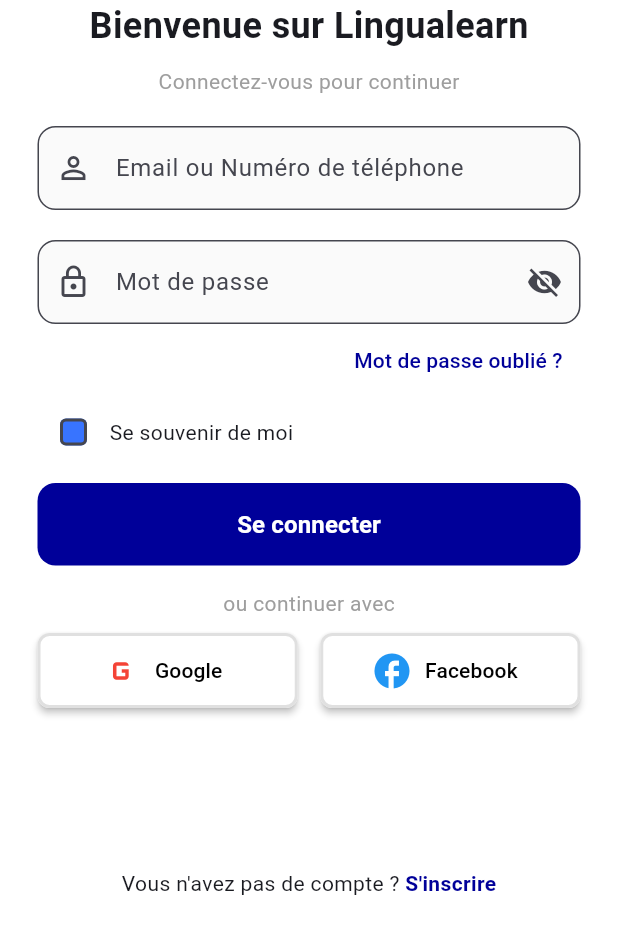
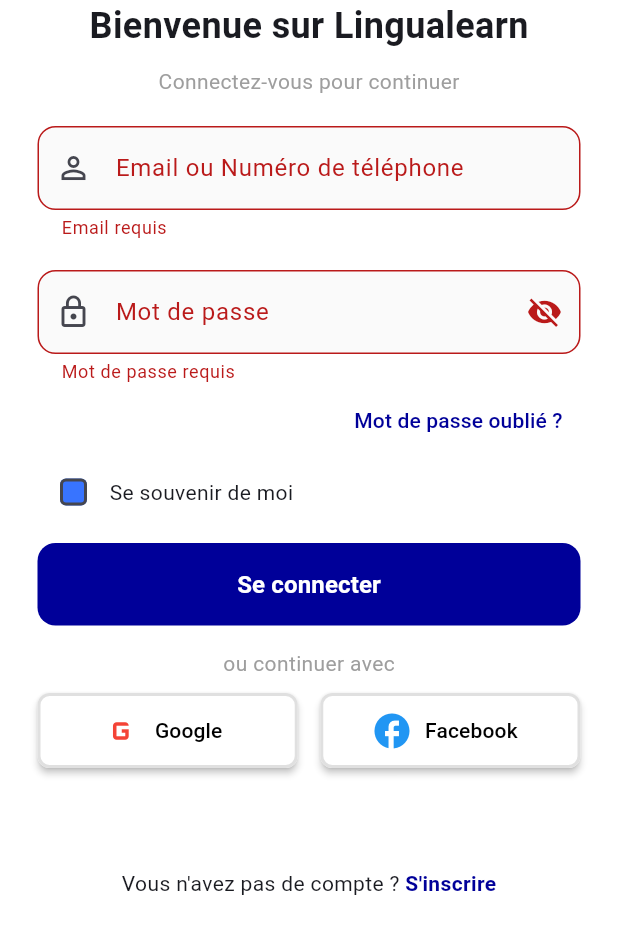
Before and after one commit to ksertia/lingualearn-mobile, a Flutter app: the LoginPage screen opened by its route, after a tap on "Se connecter", on a phone screen of 412 x 824 dp, the part 300-1236 px from its top. Run offline on Flutter 3.47's test engine with Material 3 defaults, Android fonts, the phone set to English and light mode, and no system bars; our stand-ins replace cached_network_image, device_info_plus, dio, file_picker, flutter_local_notifications, flutter_screenutil and 11 more; missing offline and left inert: stomp_dart_client; accounts and stored records are empty.

Commit message:
modif login

```diff
--- a/lib/views/auth/login.dart
+++ b/lib/views/auth/login.dart
@@ -1,27 +1,22 @@
 import 'package:flutter/material.dart';
 import 'package:get/get.dart';
+import '../../controller/auth/login_controller.dart';
 
-class LoginPage extends StatefulWidget {
+class LoginPage extends GetView<LoginController> {
   const LoginPage({super.key});
 
   @override
-  State<LoginPage> createState() => _LoginPageState();
-}
+  Widget build(BuildContext context) {
+    // Au lieu de Get.find, utilise put si tu n'utilises pas de bindings
+    final controller = Get.put(LoginController());
 
-class _LoginPageState extends State<LoginPage> {
-  bool _showPassword = true;
-  bool _isRememberMe = false;
-  final _formKey = GlobalKey<FormState>();
-
-  @override
-  Widget build(BuildContext context) {
     return Scaffold(
       backgroundColor: Colors.white,
       body: SafeArea(
         child: SingleChildScrollView(
           padding: const EdgeInsets.symmetric(horizontal: 25),
           child: Form(
-            key: _formKey,
+            key: controller.formKey, // Utilisation de la clé du controller
             child: Column(
               crossAxisAlignment: CrossAxisAlignment.center,
               children: [
@@ -30,7 +25,6 @@
                     height: 150,
                     errorBuilder: (context, error, stackTrace) =>
                     const Icon(Icons.login, size: 100, color: Colors.blue)),
-
                 const Text(
                   "Bienvenue sur Lingualearn",
                   style: TextStyle(fontSize: 24, fontWeight: FontWeight.bold),
@@ -41,7 +35,11 @@
                   style: TextStyle(color: Colors.grey),
                 ),
                 const SizedBox(height: 20),
+
+                // Champ Email
                 TextFormField(
+                  controller: controller.email,
+                  validator: (value) => value!.isEmpty ? "Email requis" : null,
                   decoration: InputDecoration(
                     labelText: "Email ou Numéro de téléphone",
                     prefixIcon: const Icon(Icons.person_outline),
@@ -53,17 +51,21 @@
                   ),
                 ),
                 const SizedBox(height: 20),
-                TextFormField(
-                  obscureText: _showPassword,
+
+                // Champ Mot de passe avec GetBuilder pour l'oeil
+                GetBuilder<LoginController>(
+                  builder: (_) => TextFormField(
+                    controller: controller.password,
+                    obscureText: !controller.showPassword,
+                    validator: (value) => value!.isEmpty ? "Mot de passe requis" : null,
                     decoration: InputDecoration(
                       labelText: "Mot de passe",
                       prefixIcon: const Icon(Icons.lock_outline),
                       suffixIcon: IconButton(
                         icon: Icon(
-                        _showPassword ? Icons.visibility_off : Icons.visibility,
+                          controller.showPassword ? Icons.visibility : Icons.visibility_off,
                         ),
-                      onPressed: () =>
-                          setState(() => _showPassword = !_showPassword),
+                        onPressed: controller.onChangeShowPassword,
                       ),
                       border: OutlineInputBorder(
                         borderRadius: BorderRadius.circular(12),
@@ -72,6 +74,8 @@
                       fillColor: Colors.grey[50],
                     ),
                   ),
+                ),
+
                 Align(
                   alignment: Alignment.centerRight,
                   child: TextButton(
@@ -83,57 +87,56 @@
                   ),
                 ),
 
-                Row(
+
+                // Se souvenir de moi
+                GetBuilder<LoginController>(
+                  builder: (_) => Row(
                     mainAxisAlignment: MainAxisAlignment.start,
                     children: [
                       Checkbox(
-                      value: _isRememberMe,
+                        value: controller.isChecked,
                         activeColor: const Color.fromARGB(255, 0, 0, 153),
                         shape: RoundedRectangleBorder(
                             borderRadius: BorderRadius.circular(4)),
-                      onChanged: (value) {
-                        setState(() {
-                          _isRememberMe = value!;
-                        });
-                      },
+                        onChanged: (value) => controller.onChangeCheckBox(value),
                       ),
                       const Text(
                         "Se souvenir de moi",
-                      style: TextStyle(
-                        fontSize: 14,
-                        fontWeight: FontWeight.w400,
-                      ),
+                        style: TextStyle(fontSize: 14, fontWeight: FontWeight.w400),
                       ),
                     ],
                   ),
+                ),
+
                 const SizedBox(height: 10),
+
+                // Bouton Se connecter avec Obx pour le loader
                 SizedBox(
                   width: double.infinity,
                   height: 55,
-                  child: ElevatedButton(
+                  child: Obx(() => ElevatedButton(
                     style: ElevatedButton.styleFrom(
                       backgroundColor: const Color.fromARGB(255, 0, 0, 153),
                       elevation: 0,
-                      shape: RoundedRectangleBorder(
-                        borderRadius: BorderRadius.circular(12),
+                      shape: RoundedRectangleBorder(borderRadius: BorderRadius.circular(12)),
                     ),
+                    onPressed: controller.isLoading.value
+                        ? null
+                        : () => controller.onLogin(), // On appelle la logique centralisée
+                    child: controller.isLoading.value
+                        ? const CircularProgressIndicator(color: Colors.white)
+                        : const Text(
+                      "Se connecter",
+                      style: TextStyle(color: Colors.white, fontSize: 16, fontWeight: FontWeight.bold),
                     ),
-                    onPressed: () {
-                      if (_formKey.currentState!.validate()) {}
-                    },
-                    child: const Text(
-                      "Se connecter",
-                      style: TextStyle(
-                          color: Colors.white,
-                          fontSize: 16,
-                          fontWeight: FontWeight.bold),
+                  )),
                 ),
-                  ),
-                ),
+
                 const SizedBox(height: 15),
                 const Text("ou continuer avec",
                     style: TextStyle(color: Colors.grey)),
                 const SizedBox(height: 10),
+
                 Row(
                   mainAxisAlignment: MainAxisAlignment.center,
                   children: [
@@ -141,15 +144,13 @@
                         label: "Google",
                         icon: Icons.g_mobiledata,
                         iconColor: Colors.red,
-                      onTap: () => Get.toNamed('/parcours'),
-                    ),
+                        onTap: () {}),
                     const SizedBox(width: 15),
                     _socialButton(
                         label: "Facebook",
                         icon: Icons.facebook,
                         iconColor: Colors.blue,
-                      onTap: () {},
-                    ),
+                        onTap: ()  => Get.toNamed('/stepsscreens'),),
                   ],
                 ),
               ],
```
Lines whose indentation alone changed are shown as unchanged.
